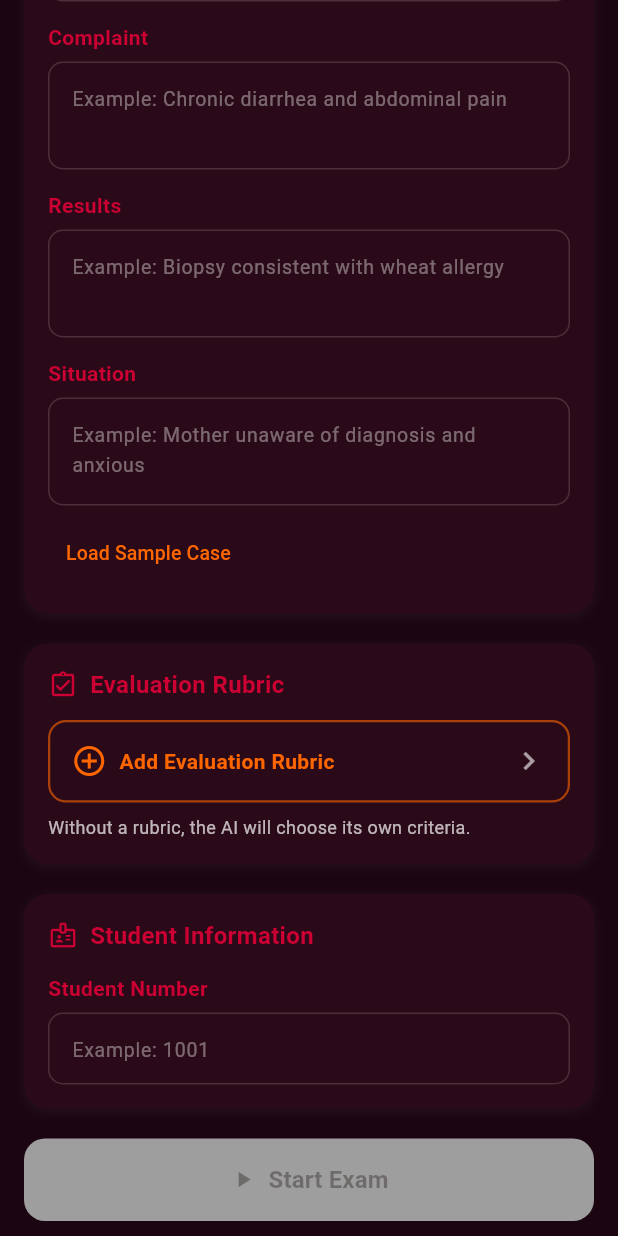
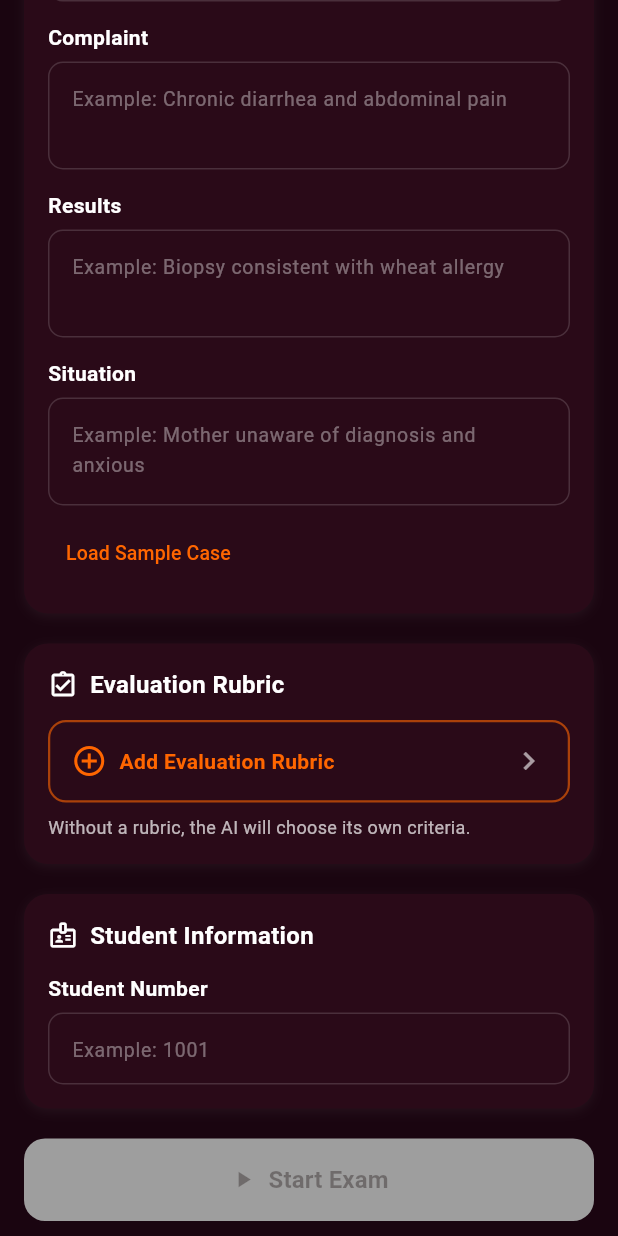
Before and after one commit to SadeemR/osce-flutter-app, a Flutter app: the screen it shows after launch, scrolled down 576 dp, on a phone screen of 412 x 824 dp. Run offline on Flutter 3.47's test engine with Material 3 defaults, Android fonts, the phone set to English and light mode, and no system bars; our stand-ins replace file_picker, google_fonts, share_plus, shared_preferences; missing offline and left inert: syncfusion_flutter_pdf; Roboto replaces fonts that are missing (Ibm Plex Sans Arabic).

Commit message:
fix: white labels + light orange bubbles and file box

```diff
--- a/lib/screens/case_input_screen.dart
+++ b/lib/screens/case_input_screen.dart
@@ -316,7 +316,7 @@ Future<void> _submit() async {
             Container(
               padding: const EdgeInsets.all(12),
               decoration: BoxDecoration(
-                color: AppColors.apricotPale,
+                color: AppColors.apricot.withValues(alpha: 0.25),
                 borderRadius: BorderRadius.circular(12),
               ),
               child: Row(
@@ -583,13 +583,13 @@ class _CardLabel extends StatelessWidget {
   Widget build(BuildContext context) {
     return Row(
       children: [
-        Icon(icon, size: 20, color: AppColors.burgundy),
+        Icon(icon, size: 20, color: Colors.white),
         const SizedBox(width: 8),
         Text(text,
             style: const TextStyle(
                 fontWeight: FontWeight.bold,
                 fontSize: 16,
-                color: AppColors.burgundy)),
+                color: Colors.white)),
       ],
     );
   }
--- a/lib/widgets/common.dart
+++ b/lib/widgets/common.dart
@@ -59,7 +59,7 @@ class CaseFormField extends StatelessWidget {
               style: const TextStyle(
                   fontWeight: FontWeight.w600,
                   fontSize: 14,
-                  color: AppColors.burgundy)),
+                  color: Colors.white)),
         ),
         TextField(
           controller: controller,
```
Also changed, not shown: lib/screens/simulation_screen.dart (+5 -4 lines), .claude/settings.local.json.
